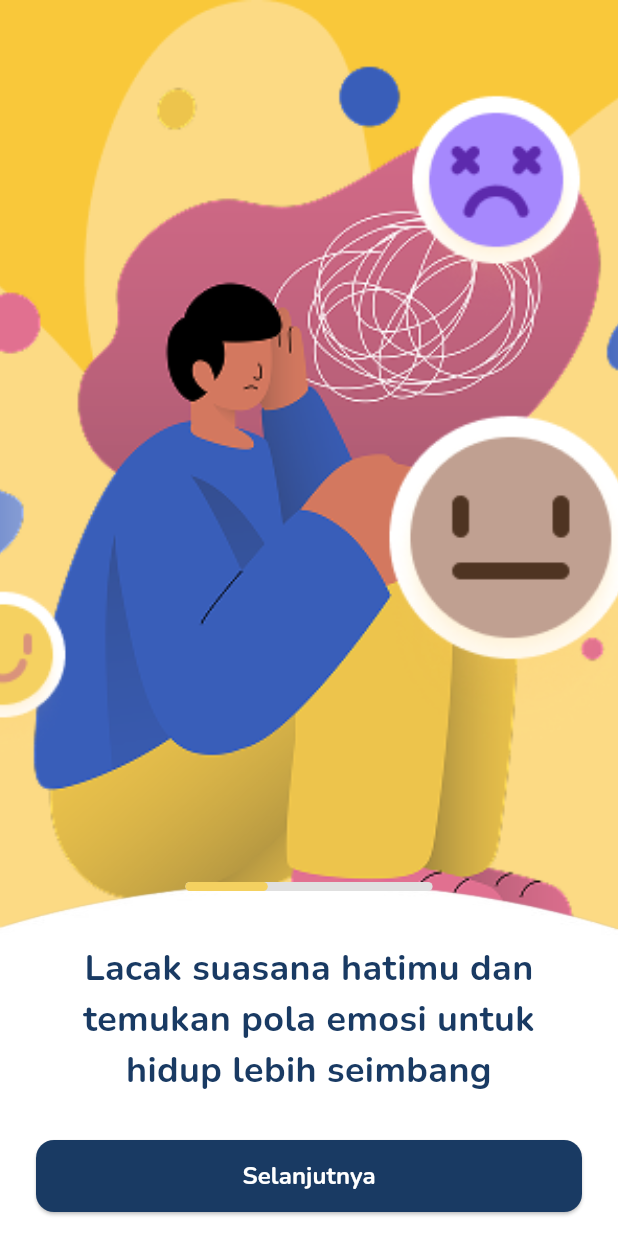
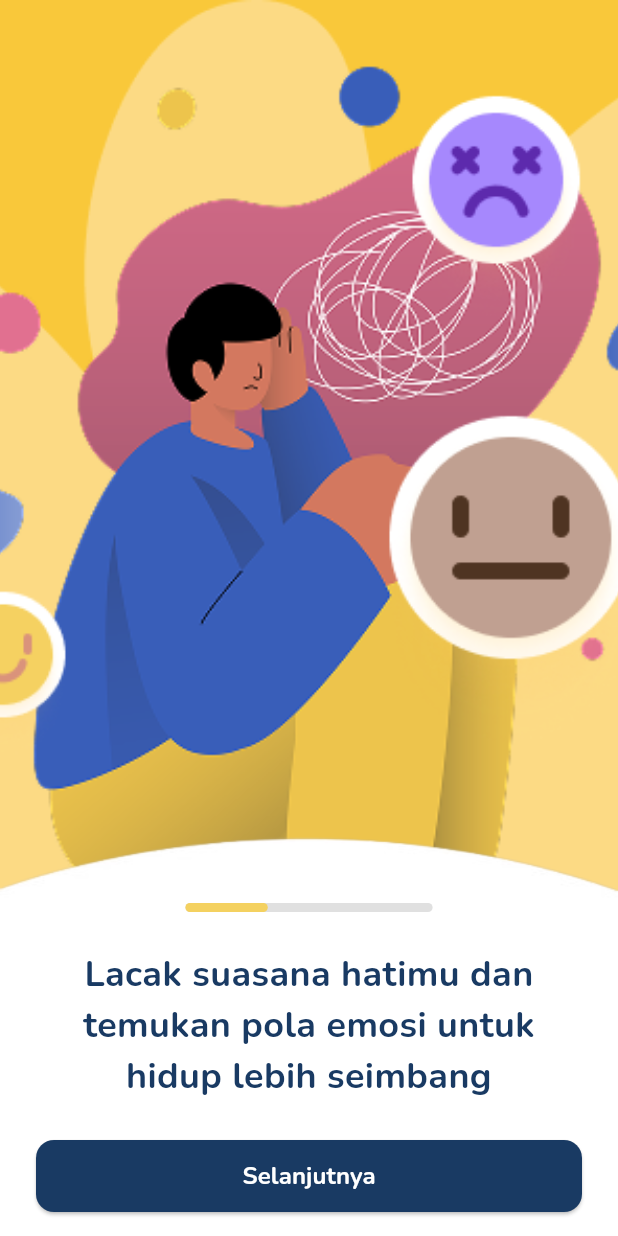
Before and after one commit to rizqiaditya222/raion_intern_15, a Flutter app: the Onboardingpage screen opened directly, on a phone screen of 412 x 824 dp. Run offline on Flutter 3.47's test engine with Material 3 defaults, Android fonts, the phone set to English and light mode, and no system bars; our stand-ins replace cloud_firestore, firebase_auth, firebase_core, firebase_database, get_it, google_fonts; accounts and stored records are empty.

Commit message:
onboardingPage fixed

```diff
--- a/lib/features/presentation/screens/onboardingpage.dart
+++ b/lib/features/presentation/screens/onboardingpage.dart
@@ -37,7 +37,7 @@ class _OnboardingpageState extends State<Onboardingpage> {
           "Dapatkan dukungan profesional melalui sesi konsultasi bersama spesialis",
       "imageConfigs": [
         ImagePositionConfig(
-          top: null,
+          top: 80,
           bottom: null,
           left: null,
           right: null,
@@ -54,7 +54,7 @@ class _OnboardingpageState extends State<Onboardingpage> {
         ImagePositionConfig(
           top: null,
           bottom: 50,
-          left: 10,
+          left: 8,
           right: null,
           fit: BoxFit.contain,
         ),
@@ -107,7 +107,7 @@ class _OnboardingpageState extends State<Onboardingpage> {
             left: 0,
             right: 0,
             child: SizedBox(
-              height: 600,
+              height: 675,
               child: Image.asset(
                 "lib/assets/images/bottomWidget.png",
                 width: double.infinity,
@@ -171,7 +171,7 @@ class _OnboardingpageState extends State<Onboardingpage> {
       child: Column(
         children: [
           Padding(
-            padding: const EdgeInsets.only(bottom: 10.0),
+            padding: const EdgeInsets.only(bottom: 0.0),
             child: SizedBox(
               width: MediaQuery.of(context).size.width * 0.4,
               child: LinearProgressIndicator(
@@ -185,7 +185,7 @@ class _OnboardingpageState extends State<Onboardingpage> {
           ),
           const SizedBox(height: 24),
           Padding(
-            padding: const EdgeInsets.only(bottom: 10.0),
+            padding: const EdgeInsets.only(bottom: 6.0),
             child: Text(
               _onBoardingData[_currentPage]["text"],
               textAlign: TextAlign.center,
--- a/lib/main.dart
+++ b/lib/main.dart
@@ -64,8 +64,8 @@ class MyApp extends StatelessWidget {
         routes: {
           '/registerPatient': (context) => const RegisterCustomerScreen(),
           '/login': (context) => const LoginPage(),
-          '/main': (context) =>  MainScreen(),
-          '/moodScreen': (context) =>  MoodScreen(),
+          '/main': (context) => MainScreen(),
+          '/moodScreen': (context) => MoodScreen(),
         },
       ),
     );
```
Also changed, not shown: 4 other files.
